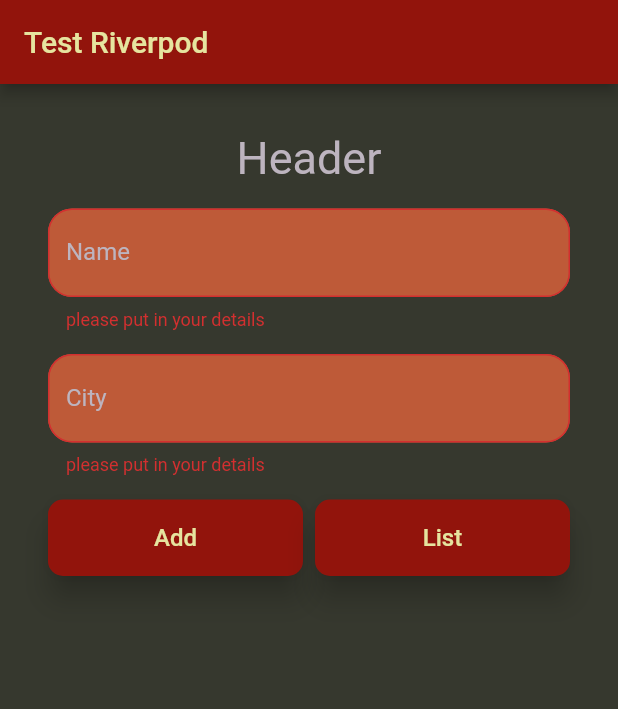
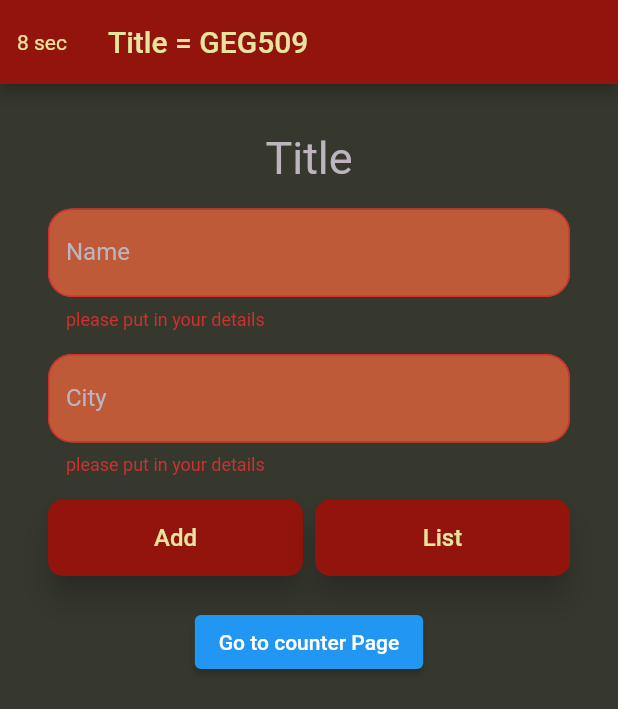
Before and after one commit to victor-onoja/attendance, a Flutter app: the screen it shows after launch, after a tap on "Add", on a phone screen of 412 x 824 dp. Shown: the top 709 px of the screen. Run offline on Flutter 3.47's test engine with Material 2 defaults, Android fonts, the phone set to English and light mode, and no system bars; our stand-ins replace flutter_riverpod, hooks_riverpod.

Commit message:
riverpod branch, test

```diff
--- /dev/null
+++ b/lib/api/api.dart
@@ -0,0 +1,14 @@
+Future<String> getProfileUserName(String comp) async {
+  await Future.delayed(const Duration(seconds: 5));
+  return '$comp = GEG509';
+}
+
+Future<String> getCountry() async {
+  await Future.delayed(const Duration(seconds: 5));
+  return 'Nebraska';
+}
+
+Stream<String> getSessionTime(String units) {
+  return Stream.periodic(
+      const Duration(seconds: 1), (sessionTime) => '${sessionTime++} $units');
+}
--- /dev/null
+++ b/lib/controller/main_list.dart
@@ -0,0 +1,14 @@
+import 'package:flutter_riverpod/flutter_riverpod.dart';
+import 'package:st8_management/model/user.dart';
+
+class UserListController extends StateNotifier<List<User>> {
+  UserListController(List list) : super([]);
+
+  addUser(User user) {
+    state = [...state, user];
+  }
+
+  deleteUser(User user) {
+    state = state.where((element) => element.name != user.name).toList();
+  }
+}
--- /dev/null
+++ b/lib/controller/providers.dart
@@ -0,0 +1,37 @@
+import 'package:flutter_riverpod/flutter_riverpod.dart';
+import 'package:st8_management/api/api.dart';
+import 'package:st8_management/api/websocket.dart';
+import 'package:st8_management/controller/main_list.dart';
+
+final titleProvider = Provider<String>((ref) => 'Title');
+
+final profileNameProvider = FutureProvider<String>(
+    (ref) => getProfileUserName(ref.read(titleProvider)));
+
+final countryProvider = FutureProvider.autoDispose<String>(((ref) async {
+  String response = await getCountry();
+  if (response == 'Not found') {
+    ref.maintainState = false;
+  } else {
+    ref.maintainState = true;
+  }
+
+  String country = response;
+  return country;
+}));
+
+final sessionTimeProvider = StreamProvider.family<String, String>(
+    (ref, units) => getSessionTime(units));
+
+final mainListProvider = StateNotifierProvider((ref) => UserListController([]));
+
+final counterProvider = StateProvider.autoDispose((ref) => 0);
+
+final webSocketClientProvider = Provider<WebSocketClient>((ref) {
+  return FakeWebsocketClient();
+});
+
+final counter2Provider = StreamProvider<int>((ref) {
+  final wsClient = ref.watch(webSocketClientProvider);
+  return wsClient.getCounterStream();
+});
--- a/lib/main.dart
+++ b/lib/main.dart
@@ -1,31 +1,9 @@
 import 'package:flutter/material.dart';
+import 'package:flutter_riverpod/flutter_riverpod.dart';
 import 'package:st8_management/screens/home-screen.dart';
-// import 'package:flutter_riverpod/flutter_riverpod.dart';
 
-// final helloWorldProvider = Provider((_) => 'Hello World');
-
-// void main() {
-//   runApp(ProviderScope(child: MyApp()));
-// }
-
-// class MyApp extends ConsumerWidget {
-//   @override
-//   Widget build(BuildContext context, WidgetRef ref) {
-//     final String value = ref.watch(helloWorldProvider);
-//     return MaterialApp(home: Page1()
-//         // Scaffold(
-//         //   appBar: AppBar(
-//         //     title: const Text('State Management: Riverpod'),
-//         //   ),
-//         //   body: Center(
-//         //         child: Text(value)),
-//         //   ),
-//         // ),
-//         );
-//   }
-// }
 void main() {
-  runApp(const MyApp());
+  runApp(const ProviderScope(child: MyApp()));
 }
 
 class MyApp extends StatelessWidget {
--- a/lib/screens/home-screen.dart
+++ b/lib/screens/home-screen.dart
@@ -1,21 +1,22 @@
 import 'package:flutter/material.dart';
+import 'package:st8_management/controller/main_list.dart';
+import 'package:st8_management/controller/providers.dart';
 import 'package:st8_management/model/user.dart';
+import 'package:st8_management/screens/counter.dart';
 import 'package:st8_management/screens/list_screen.dart';
 import 'package:st8_management/widget/button.dart';
 import 'package:st8_management/widget/input.dart';
 import 'package:st8_management/widget/list.dart';
+import 'package:flutter_riverpod/flutter_riverpod.dart';
 
-class Page1 extends StatefulWidget {
+class Page1 extends ConsumerStatefulWidget {
   const Page1({Key? key}) : super(key: key);
 
   @override
-  State<Page1> createState() => _Page1State();
+  ConsumerState<Page1> createState() => _Page1State();
 }
 
-class _Page1State extends State<Page1> {
-// String? _name;
-// String? _city;
-
+class _Page1State extends ConsumerState<Page1> {
   final nameController = TextEditingController();
   final cityController = TextEditingController();
 
@@ -27,35 +28,7 @@ class _Page1State extends State<Page1> {
 
   List<User> userList = [];
 
-  addUser(User user) {
-    setState(() {
-      userList.add(user);
-    });
-  }
-
-  // void _removeTodoItem(int index) {
-  //   setState(() => userList.removeAt(index));
-  // }
-
-  deleteUser(User user) {
-    setState(() {
-      userList.removeWhere((element) => element.name == user.name);
-    });
-  }
-
   final GlobalKey<FormState> _formkey = GlobalKey<FormState>();
-
-  void validateAndSave() {
-    final FormState? form = _formkey.currentState;
-    if (form!.validate()) {
-      // print('Form is valid');
-      addUser(User(nameController.text, cityController.text));
-      nameController.clear();
-      cityController.clear();
-    } else {
-      print('Form is invalid');
-    }
-  }
 
   @override
   Widget build(BuildContext context) {
@@ -63,30 +36,46 @@ class _Page1State extends State<Page1> {
       backgroundColor: const Color(0xff36382E),
       appBar: AppBar(
         backgroundColor: const Color(0xff92140C),
-        title: const Text(
-          'Test Riverpod',
-          style: TextStyle(color: Color(0xffE6E49F)),
+        title: Consumer(
+          builder: (context, ref, child) {
+            AsyncValue<String> name = ref.watch(profileNameProvider);
+            return name.when(
+                data: (name) => Text(
+                      name,
+                      style: const TextStyle(color: Color(0xffE6E49F)),
+                    ),
+                error: (e, stackTrace) => const Text('Error'),
+                loading: () => const Text('loading...'));
+          },
+        ),
+        leading: Center(
+          child: Consumer(builder: (context, ref, _) {
+            AsyncValue<String> time = ref.watch(sessionTimeProvider('sec'));
+            return time.when(
+                data: (time) => Text(
+                      time,
+                      style: const TextStyle(
+                          fontSize: 14, color: Color(0xffE6E49F)),
+                    ),
+                error: (e, stackTrace) => const Text('error'),
+                loading: () => const Text('?'));
+          }),
         ),
       ),
       body: SingleChildScrollView(
         padding: const EdgeInsets.all(32),
-        // key: _formkey,
         child: Form(
           key: _formkey,
           child: Column(
             mainAxisAlignment: MainAxisAlignment.center,
             children: <Widget>[
-              const Text(
-                'Header',
-                style: TextStyle(fontSize: 30, color: Color(0xffBDB4BF)),
+              Text(
+                ref.read(titleProvider),
+                style: const TextStyle(fontSize: 30, color: Color(0xffBDB4BF)),
               ),
               const SizedBox(height: 16),
               FormInput(
                 labelText: 'Name',
-                // onSaved:
-                // (String? value) {
-                // _name = value;
-                // }
                 validator: (value) =>
                     value!.isEmpty ? 'please put in your details' : null,
                 controller: nameController,
@@ -94,9 +83,6 @@ class _Page1State extends State<Page1> {
               const SizedBox(height: 16),
               FormInput(
                 labelText: 'City',
-                // onSaved: (String? value) {
-                //   _city = value;
-                // }
                 controller: cityController,
                 validator: (value) =>
                     value!.isEmpty ? 'please put in your details' : null,
@@ -105,19 +91,22 @@ class _Page1State extends State<Page1> {
               Row(
                 mainAxisAlignment: MainAxisAlignment.spaceBetween,
                 children: [
-                  Button(
-                    text: 'Add',
-                    onPressed: validateAndSave,
-                    // onPressed: () {
-                    //   if (_formkey.currentState!.validate()) {
-                    //     return _formkey.currentState!.save();
-                    //   }
-
-                    //   addUser(User(
-                    //     city: _name.text,
-                    //     name: _city.text,
-                    //   ));
-                    // }
+                  Consumer(
+                    builder: (context, ref, _) {
+                      final UserListController controller =
+                          ref.read(mainListProvider.notifier);
+                      return Button(
+                          text: 'Add',
+                          onPressed: () {
+                            final FormState? form = _formkey.currentState;
+                            if (form!.validate()) {
+                              controller.addUser(User(
+                                  nameController.text, cityController.text));
+                              nameController.clear();
+                              cityController.clear();
+                            }
+                          });
+                    },
                   ),
                   const SizedBox(
                     width: 8,
@@ -128,8 +117,7 @@ class _Page1State extends State<Page1> {
                         Navigator.push(
                             context,
                             MaterialPageRoute(
-                              builder: (context) =>
-                                  ListScreen(userList, deleteUser),
+                              builder: (context) => const ListScreen(),
                             ));
                       })
                 ],
@@ -137,7 +125,14 @@ class _Page1State extends State<Page1> {
               const SizedBox(
                 height: 20,
               ),
-              UserList(userList, deleteUser)
+              // const Spacer(),
+              ElevatedButton(
+                  onPressed: () {
+                    Navigator.of(context).push(MaterialPageRoute(
+                        builder: (context) => const Counter()));
+                  },
+                  child: const Text('Go to counter Page')),
+              const UserList()
             ],
           ),
         ),
--- a/lib/widget/input.dart
+++ b/lib/widget/input.dart
@@ -4,15 +4,12 @@ class FormInput extends StatelessWidget {
   final String labelText;
   final String? Function(String?)? validator;
   final TextEditingController? controller;
-  // final Function onSaved;
 
   const FormInput(
       {Key? key,
       required this.labelText,
       required this.validator,
-      this.controller
-      // required this.onSaved,
-      })
+      this.controller})
       : super(key: key);
 
   @override
@@ -33,8 +30,6 @@ class FormInput extends StatelessWidget {
       ),
       validator: validator,
       controller: controller,
-      // initialValue: null,
-      // onSaved: onSaved as void Function(String?)?,
     );
   }
 }
--- a/pubspec.yaml
+++ b/pubspec.yaml
@@ -34,6 +34,8 @@ dependencies:
   # The following adds the Cupertino Icons font to your application.
   # Use with the CupertinoIcons class for iOS style icons.
   cupertino_icons: ^1.0.2
+  flutter_hooks: ^0.18.3
+  hooks_riverpod: ^1.0.3
 
 dev_dependencies:
   flutter_test:
```
Also changed, not shown: lib/api/websocket.dart (added, +14 -0 lines), lib/screens/counter.dart (added, +58 -0 lines), lib/screens/list_screen.dart (+20 -25 lines), lib/widget/list.dart (+22 -14 lines), pubspec.lock.
